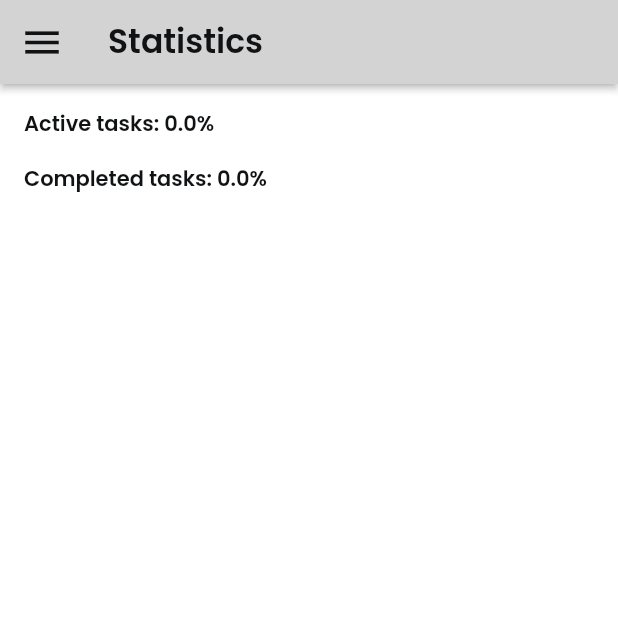
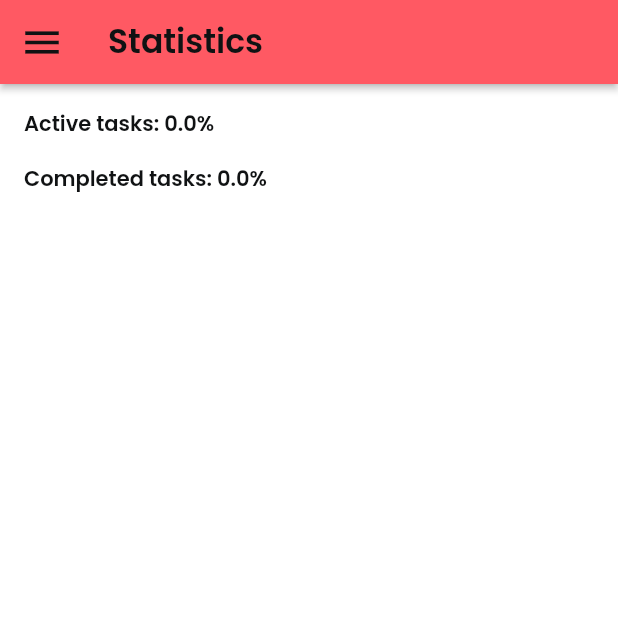
Before and after one commit to Anmoriso/TODOApp, a Flutter app: the StatisticsWidget screen opened by its route, on a phone screen of 412 x 824 dp, the top half of it. Run offline on Flutter 3.47's test engine with Material 2 defaults, Android fonts, the phone set to English and light mode, and no system bars; our stand-ins replace auto_size_text, built_collection, built_value, cloud_firestore, firebase_core, font_awesome_flutter and 6 more; missing offline and left inert: json_path; accounts and stored records are empty.

Commit message:
change color

```diff
--- a/lib/statistics/statistics_widget.dart
+++ b/lib/statistics/statistics_widget.dart
@@ -137,9 +137,9 @@ class _StatisticsWidgetState extends State<StatisticsWidget> {
             ),
           ),
           appBar: AppBar(
-            backgroundColor: Color(0xFFD3D3D3),
-            iconTheme:
-                IconThemeData(color: FlutterFlowTheme.of(context).primaryText),
+            backgroundColor: FlutterFlowTheme.of(context).alternate,
+            iconTheme: IconThemeData(
+                color: FlutterFlowTheme.of(context).tertiaryColor),
             automaticallyImplyLeading: true,
             leading: FlutterFlowIconButton(
               borderColor: Colors.transparent,
--- a/lib/test_page/test_page_widget.dart
+++ b/lib/test_page/test_page_widget.dart
@@ -488,7 +488,7 @@ class _TestPageWidgetState extends State<TestPageWidget> {
                                 text: 'All',
                                 options: FFButtonOptions(
                                   width: double.infinity,
-                                  height: 45,
+                                  height: 40,
                                   color: FlutterFlowTheme.of(context)
                                       .secondaryBackground,
                                   textStyle: FlutterFlowTheme.of(context)
```
